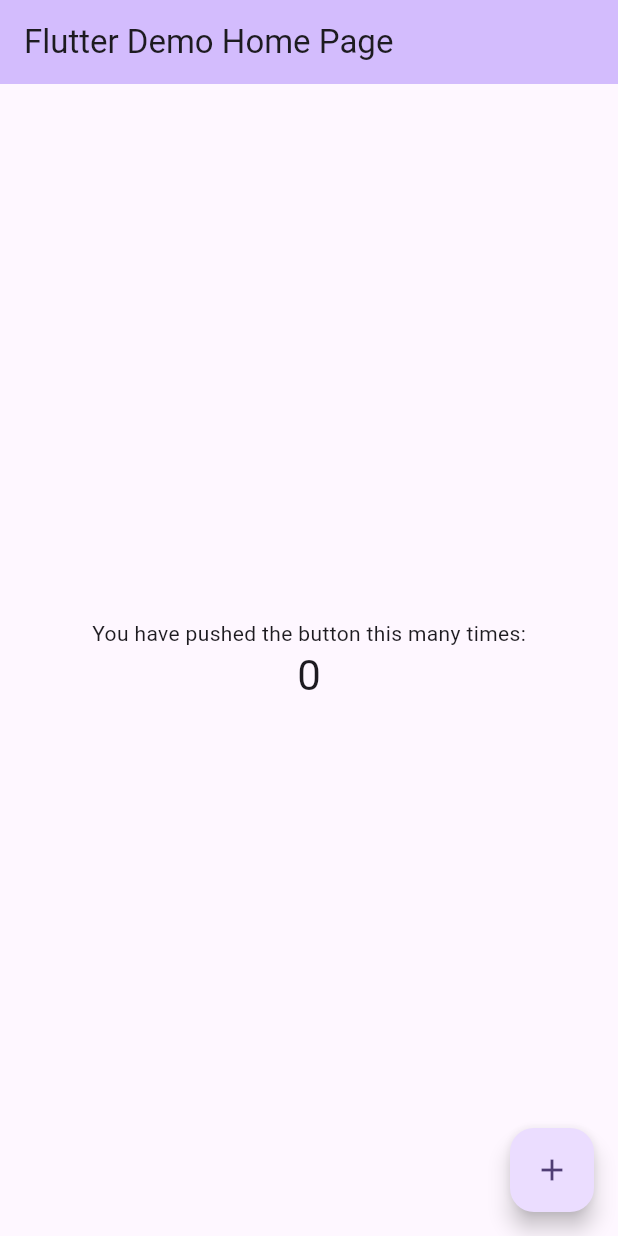
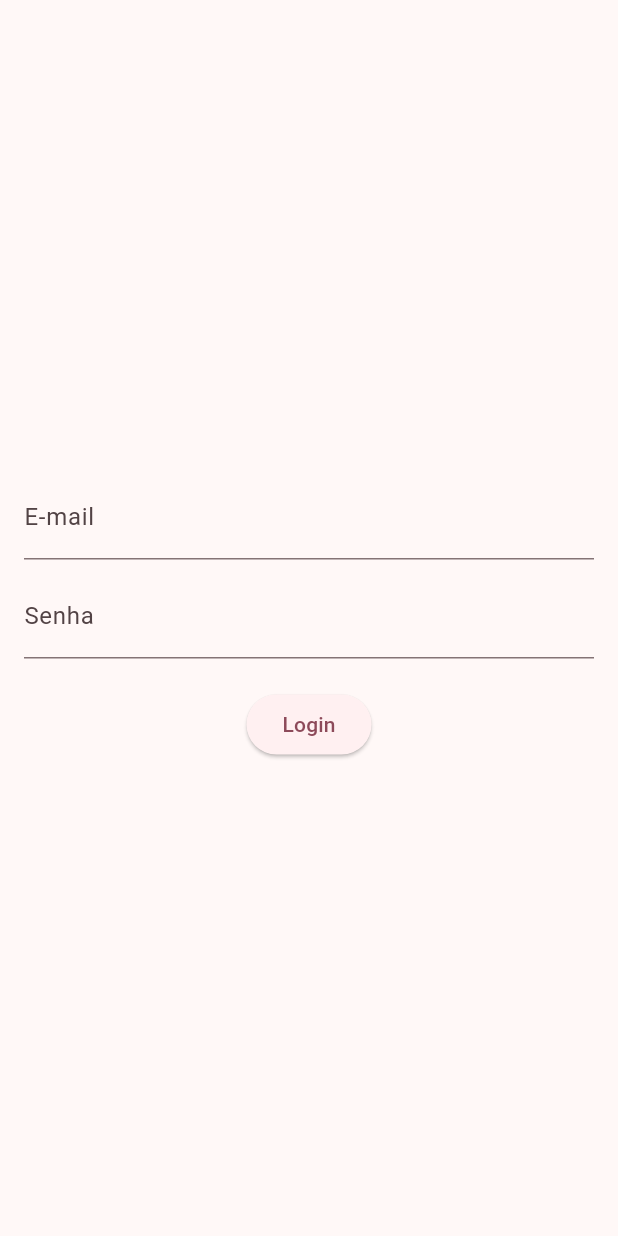
Before and after one commit to LKaio16/indiestream-app, a Flutter app: the screen it shows after launch, on a phone screen of 412 x 824 dp. Run offline on Flutter 3.47's test engine with Material 3 defaults, Android fonts, the phone set to English and light mode, and no system bars.

Commit message:
criando tela login

```diff
--- /dev/null
+++ b/lib/login_screen.dart
@@ -0,0 +1,89 @@
+import 'package:flutter/material.dart';
+import 'package:http/http.dart' as http;
+import 'dart:convert';
+
+class LoginScreen extends StatefulWidget {
+  const LoginScreen({super.key});
+
+  @override
+  State<LoginScreen> createState() => _LoginScreenState();
+}
+
+class _LoginScreenState extends State<LoginScreen> {
+  final TextEditingController _emailController = TextEditingController();
+  final TextEditingController _passwordController = TextEditingController();
+  bool _isLoading = false;
+
+  Future<void> _login() async {
+    setState(() => _isLoading = true);
+
+    String email = _emailController.text.trim();
+    String password = _passwordController.text.trim();
+
+    if (email.isEmpty || password.isEmpty) {
+      ScaffoldMessenger.of(context).showSnackBar(
+        const SnackBar(content: Text('Preencha todos os campos!')),
+      );
+      setState(() => _isLoading = false);
+      return;
+    }
+
+    try {
+      final response = await http.post(
+        Uri.parse("http://localhost:8080/user/login"),
+        headers: {"Content-Type": "application/json"},
+        body: jsonEncode({"email": email, "senha": password}),
+      );
+
+      if (response.statusCode == 200) {
+        final data = jsonDecode(response.body);
+        ScaffoldMessenger.of(context).showSnackBar(
+          SnackBar(content: Text('Login bem-sucedido! Token: ${data['token']}')),
+        );
+        // Aqui você pode armazenar o token e navegar para outra tela
+      } else {
+        ScaffoldMessenger.of(context).showSnackBar(
+          const SnackBar(content: Text('Email ou senha inválidos')),
+        );
+      }
+    } catch (e) {
+      ScaffoldMessenger.of(context).showSnackBar(
+        const SnackBar(content: Text('Erro ao conectar ao servidor')),
+      );
+    }
+
+    setState(() => _isLoading = false);
+  }
+
+  @override
+  Widget build(BuildContext context) {
+    return Scaffold(
+      body: Padding(
+        padding: const EdgeInsets.all(16.0),
+        child: Column(
+          mainAxisAlignment: MainAxisAlignment.center,
+          children: [
+            TextField(
+              controller: _emailController,
+              decoration: const InputDecoration(labelText: 'E-mail'),
+              keyboardType: TextInputType.emailAddress,
+            ),
+            const SizedBox(height: 10),
+            TextField(
+              controller: _passwordController,
+              decoration: const InputDecoration(labelText: 'Senha'),
+              obscureText: true,
+            ),
+            const SizedBox(height: 20),
+            _isLoading
+                ? const CircularProgressIndicator()
+                : ElevatedButton(
+              onPressed: _login,
+              child: const Text('Login'),
+            ),
+          ],
+        ),
+      ),
+    );
+  }
+}
--- a/lib/main.dart
+++ b/lib/main.dart
@@ -1,4 +1,5 @@
 import 'package:flutter/material.dart';
+import 'login_screen.dart';
 
 void main() {
   runApp(const MyApp());
@@ -7,119 +8,15 @@
 class MyApp extends StatelessWidget {
   const MyApp({super.key});
 
-  // This widget is the root of your application.
   @override
   Widget build(BuildContext context) {
     return MaterialApp(
-      title: 'Flutter Demo',
+      title: 'Login',
       theme: ThemeData(
-        // This is the theme of your application.
-        //
-        // TRY THIS: Try running your application with "flutter run". You'll see
-        // the application has a purple toolbar. Then, without quitting the app,
-        // try changing the seedColor in the colorScheme below to Colors.green
-        // and then invoke "hot reload" (save your changes or press the "hot
-        // reload" button in a Flutter-supported IDE, or press "r" if you used
-        // the command line to start the app).
-        //
-        // Notice that the counter didn't reset back to zero; the application
-        // state is not lost during the reload. To reset the state, use hot
-        // restart instead.
-        //
-        // This works for code too, not just values: Most code changes can be
-        // tested with just a hot reload.
-        colorScheme: ColorScheme.fromSeed(seedColor: Colors.deepPurple),
+        colorScheme: ColorScheme.fromSeed(seedColor: Colors.pinkAccent),
         useMaterial3: true,
       ),
-      home: const MyHomePage(title: 'Flutter Demo Home Page'),
+      home: const LoginScreen(), // Definindo a tela inicial como LoginScreen
     );
   }
 }
-
-class MyHomePage extends StatefulWidget {
-  const MyHomePage({super.key, required this.title});
-
-  // This widget is the home page of your application. It is stateful, meaning
-  // that it has a State object (defined below) that contains fields that affect
-  // how it looks.
-
-  // This class is the configuration for the state. It holds the values (in this
-  // case the title) provided by the parent (in this case the App widget) and
-  // used by the build method of the State. Fields in a Widget subclass are
-  // always marked "final".
-
-  final String title;
-
-  @override
-  State<MyHomePage> createState() => _MyHomePageState();
-}
-
-class _MyHomePageState extends State<MyHomePage> {
-  int _counter = 0;
-
-  void _incrementCounter() {
-    setState(() {
-      // This call to setState tells the Flutter framework that something has
-      // changed in this State, which causes it to rerun the build method below
-      // so that the display can reflect the updated values. If we changed
-      // _counter without calling setState(), then the build method would not be
-      // called again, and so nothing would appear to happen.
-      _counter++;
-    });
-  }
-
-  @override
-  Widget build(BuildContext context) {
-    // This method is rerun every time setState is called, for instance as done
-    // by the _incrementCounter method above.
-    //
-    // The Flutter framework has been optimized to make rerunning build methods
-    // fast, so that you can just rebuild anything that needs updating rather
-    // than having to individually change instances of widgets.
-    return Scaffold(
-      appBar: AppBar(
-        // TRY THIS: Try changing the color here to a specific color (to
-        // Colors.amber, perhaps?) and trigger a hot reload to see the AppBar
-        // change color while the other colors stay the same.
-        backgroundColor: Theme.of(context).colorScheme.inversePrimary,
-        // Here we take the value from the MyHomePage object that was created by
-        // the App.build method, and use it to set our appbar title.
-        title: Text(widget.title),
-      ),
-      body: Center(
-        // Center is a layout widget. It takes a single child and positions it
-        // in the middle of the parent.
-        child: Column(
-          // Column is also a layout widget. It takes a list of children and
-          // arranges them vertically. By default, it sizes itself to fit its
-          // children horizontally, and tries to be as tall as its parent.
-          //
-          // Column has various properties to control how it sizes itself and
-          // how it positions its children. Here we use mainAxisAlignment to
-          // center the children vertically; the main axis here is the vertical
-          // axis because Columns are vertical (the cross axis would be
-          // horizontal).
-          //
-          // TRY THIS: Invoke "debug painting" (choose the "Toggle Debug Paint"
-          // action in the IDE, or press "p" in the console), to see the
-          // wireframe for each widget.
-          mainAxisAlignment: MainAxisAlignment.center,
-          children: <Widget>[
-            const Text(
-              'You have pushed the button this many times:',
-            ),
-            Text(
-              '$_counter',
-              style: Theme.of(context).textTheme.headlineMedium,
-            ),
-          ],
-        ),
-      ),
-      floatingActionButton: FloatingActionButton(
-        onPressed: _incrementCounter,
-        tooltip: 'Increment',
-        child: const Icon(Icons.add),
-      ), // This trailing comma makes auto-formatting nicer for build methods.
-    );
-  }
-}
```
